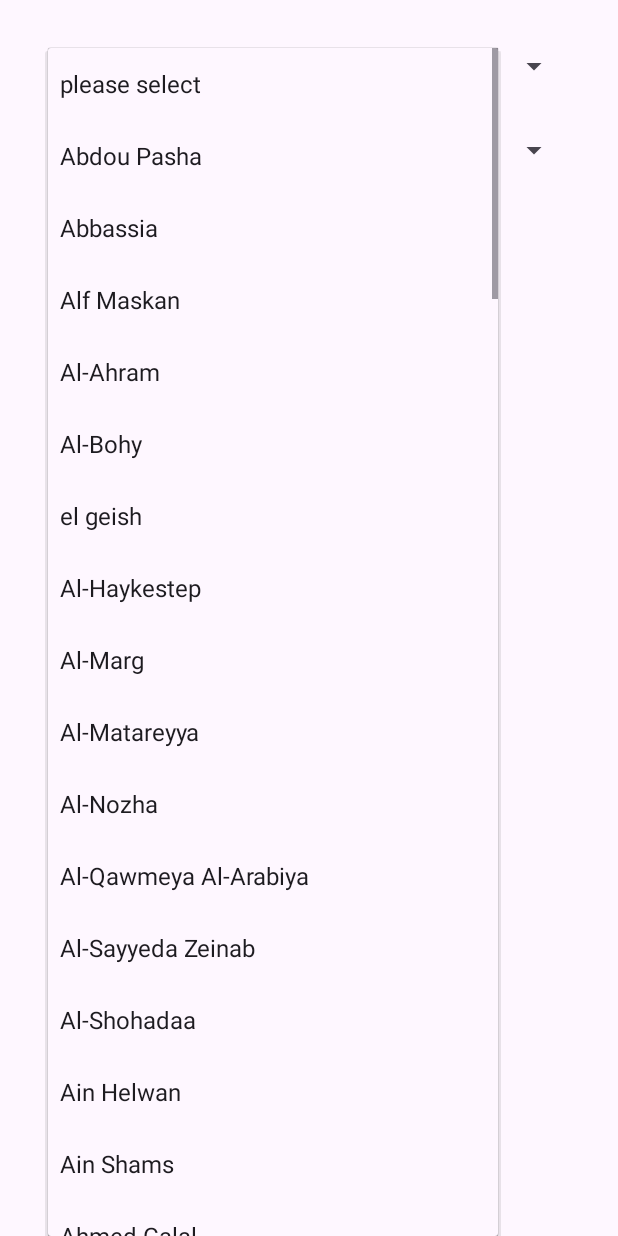
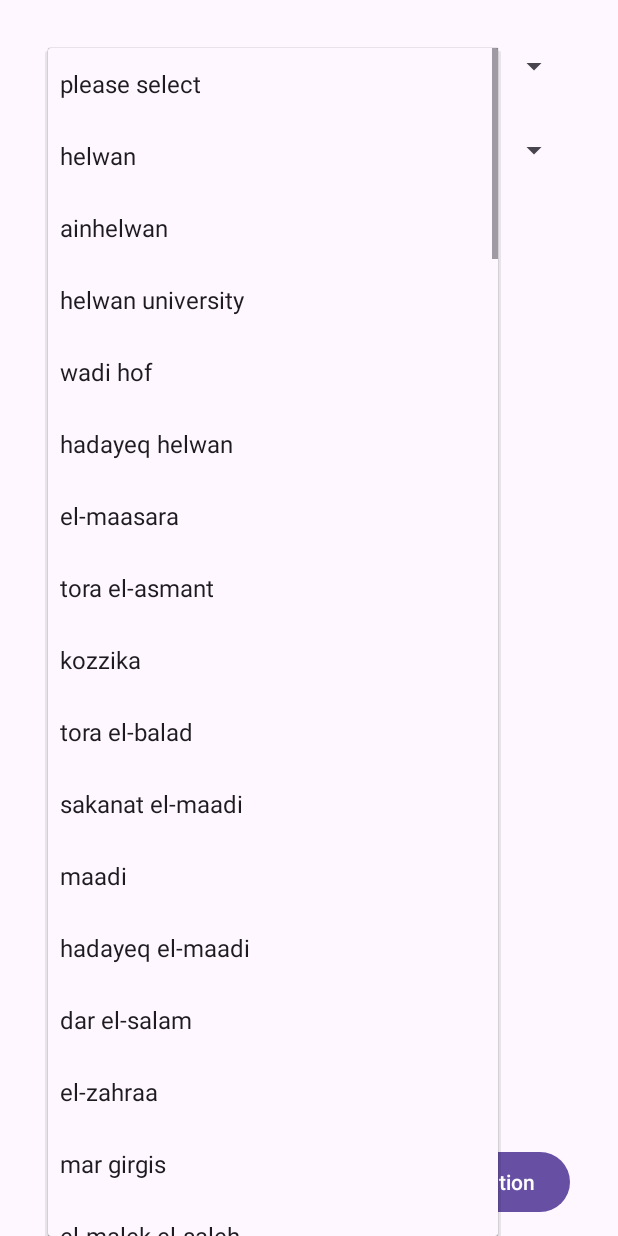
Before and after one commit to Samy-Hisham/Metro_App, an Android app: the screen it shows after launch (MainActivity), after a tap on "please select", on a phone screen of 412 x 824 dp. Run offline under Robolectric (Android 15) with nearby library versions, the phone set to English and light mode, and no system bars.

Commit message:
clear feature

```diff
--- a/app/src/main/java/com/example/samy/cairometro/MainActivity.java
+++ b/app/src/main/java/com/example/samy/cairometro/MainActivity.java
@@ -1,5 +1,6 @@
 package com.example.samy.cairometro;
 
+import android.annotation.SuppressLint;
 import android.content.Intent;
 import android.content.SharedPreferences;
 import android.os.Bundle;
@@ -19,9 +20,10 @@ public class MainActivity extends AppCompatActivity {
     private ActivityMainBinding binding;
 
     SharedPreferences pref;
-    int posStart;
-    int posArrival;
+    int posStart, posArrival;
+    String startStation, arrivalStation;
 
+    @SuppressLint("CommitPrefEdits")
     @Override
     protected void onCreate(Bundle savedInstanceState) {
         super.onCreate(savedInstanceState);
@@ -36,23 +38,29 @@ public class MainActivity extends AppCompatActivity {
 
         pref = getSharedPreferences("stations", MODE_PRIVATE);
 
+        posStart = pref.getInt("start pos", 0);
+        posArrival = pref.getInt("arrival pos", 0);
 
-        posStart = pref.getInt("start pos", -1);
-        posArrival = pref.getInt("arrival pos", -1);
-
-        if (posStart != -1) {
-            binding.startStation.setSelection(posStart);
-            binding.arrivalStation.setSelection(posArrival);
+        if (posStart != 0) {
+//            binding.startStation.setSelection(posStart);
+//            binding.arrivalStation.setSelection(posArrival);
+            startStation = binding.startStation.getItemAtPosition(posStart).toString();
+            arrivalStation = binding.arrivalStation.getItemAtPosition(posArrival).toString();
+            Intent intent = new Intent(this, ResultsActivity.class);
+            intent.putExtra("startStation", startStation);
+            intent.putExtra("arrivalStation", arrivalStation);
+            startActivity(intent);
+        } else {
+            pref.edit().clear();
         }
-
     }
 
     public void getResult(View view) {
 
-        String startStation = binding.startStation.getSelectedItem().toString().toLowerCase();
-        String arrivalStaion = binding.arrivalStation.getSelectedItem().toString().toLowerCase();
+        startStation = binding.startStation.getSelectedItem().toString().toLowerCase();
+        arrivalStation = binding.arrivalStation.getSelectedItem().toString().toLowerCase();
 
-        validation(startStation, arrivalStaion);
+        validation(startStation, arrivalStation);
 
         SharedPreferences.Editor editor = pref.edit();
         editor.putInt("start pos", binding.startStation.getSelectedItemPosition());
@@ -78,4 +86,22 @@ public class MainActivity extends AppCompatActivity {
             startActivity(intent);
         }
     }
+
+    public void clearData(View view) {
+
+        posStart = 0;
+        posArrival = 0;
+
+        startStation = "";
+        arrivalStation = "";
+        binding.startStation.setSelection(0);
+        binding.arrivalStation.setSelection(0);
+    }
+
+    public void change(View view) {
+
+        byte temp = (byte) binding.startStation.getSelectedItemPosition();
+        binding.startStation.setSelection(binding.arrivalStation.getSelectedItemPosition());
+        binding.arrivalStation.setSelection(temp);
+    }
 }
--- a/app/src/main/res/layout/activity_main.xml
+++ b/app/src/main/res/layout/activity_main.xml
@@ -20,30 +20,52 @@
         android:id="@+id/start_station"
         android:layout_width="match_parent"
         android:layout_height="wrap_content"
+        android:layout_marginHorizontal="32dp"
+        android:layout_marginTop="32dp"
         android:entries="@array/stations"
-        android:layout_marginHorizontal="32dp"
-        app:layout_constraintTop_toTopOf="parent"
-        android:layout_marginTop="32dp"
-         />
+        app:layout_constraintTop_toTopOf="parent" />
 
     <Spinner
         android:id="@+id/arrival_station"
-        android:entries="@array/stations"
         android:layout_width="match_parent"
         android:layout_height="wrap_content"
         android:layout_marginHorizontal="32dp"
         android:layout_marginTop="32dp"
+        android:entries="@array/stations"
         app:layout_constraintTop_toBottomOf="@+id/start_station" />
 
     <Button
         android:id="@+id/result_btn"
         android:layout_width="wrap_content"
         android:layout_height="wrap_content"
-        android:text="Result"
         android:layout_marginTop="32dp"
         android:onClick="getResult"
+        android:text="Result"
         app:layout_constraintEnd_toEndOf="parent"
         app:layout_constraintStart_toStartOf="parent"
         app:layout_constraintTop_toBottomOf="@+id/arrival_station" />
 
+    <Button
+        android:id="@+id/clear_btn"
+        android:layout_width="wrap_content"
+        android:layout_height="wrap_content"
+        android:layout_marginStart="32dp"
+        android:onClick="clearData"
+        android:text="Clear"
+        app:layout_constraintBottom_toBottomOf="parent"
+        app:layout_constraintStart_toStartOf="parent"
+        android:layout_marginBottom="12dp"
+        />
+
+    <Button
+        android:id="@+id/change_btn"
+        android:layout_width="wrap_content"
+        android:layout_height="wrap_content"
+        android:layout_marginEnd="32dp"
+        android:onClick="change"
+        android:text="Change Station"
+        android:layout_marginBottom="12dp"
+        app:layout_constraintBottom_toBottomOf="parent"
+        app:layout_constraintEnd_toEndOf="parent"
+        />
 </androidx.constraintlayout.widget.ConstraintLayout>
--- a/app/src/main/res/values/strings.xml
+++ b/app/src/main/res/values/strings.xml
@@ -4,82 +4,97 @@
 
     <string-array name="stations">
         <item>please select</item>
-        <item>Abdou Pasha</item>
-        <item>Abbassia</item>
-        <item>Alf Maskan</item>
-        <item>Al-Ahram</item>
-        <item>Al-Bohy</item>
+        <item>helwan</item>
+        <item>ainhelwan</item>
+        <item>helwan university</item>
+        <item>wadi hof</item>
+        <item>hadayeq helwan</item>
+        <item>el-maasara</item>
+        <item>tora el-asmant</item>
+        <item>kozzika</item>
+        <item>tora el-balad</item>
+        <item>sakanat el-maadi</item>
+        <item>maadi</item>
+        <item>hadayeq el-maadi</item>
+        <item>dar el-salam</item>
+        <item>el-zahraa</item>
+        <item>mar girgis</item>
+        <item>el-malek el-saleh</item>
+        <item>alSayyeda zeinab</item>
+        <item>saad zaghloul</item>
+        <item>sadat</item>
+        <item>nasser</item>
+        <item>orabi</item>
+        <item>al-shohadaa</item>
+        <item>ghamra</item>
+        <item>el-demerdash</item>
+        <item>manshiet el-sadr</item>
+        <item>kobri el-qobba</item>
+        <item>hammamat el-qobba</item>
+        <item>saray el-qobba</item>
+        <item>hadayeq el-zaitoun</item>
+        <item>helmeyet el-zaitoun</item>
+        <item>el-matareyya</item>
+        <item>ain shams</item>
+        <item>ezbet el-nakhl</item>
+        <item>el-marg</item>
+        <item>new el-marg</item>
+        <item>el mounib</item>
+        <item>sakiat mekki</item>
+        <item>omm el misryeen</item>
+        <item>giza</item>
+        <item>"faisal</item>
+        <item>cairo university</item>
+        <item>el-bohooth</item>
+        <item>dokki</item>
+        <item>opera</item>
+        <item>sadat</item>
+        <item>naguib</item>
+        <item>attaba</item>
+        <item>al-shohadaa</item>
+        <item>massara</item>
+        <item>road el-farag</item>
+        <item>st.teresa</item>
+        <item>khalafawy</item>
+        <item>mezallat</item>
+        <item>koliet el-zeraa</item>
+        <item>shobra el kheima</item>
+        <item>airport</item>
+        <item>ahmed galal</item>
+        <item>adly mansour</item>
+        <item>el haykestep</item>
+        <item>omar ibn el-khattab</item>
+        <item>qobaa</item>
+        <item>hesham barakat</item>
+        <item>el-nozha</item>
+        <item>nadi el-shams</item>
+        <item>alf maskan</item>
+        <item>heliopolis square</item>
+        <item>haroun</item>
+        <item>al-ahram</item>
+        <item>koleyet el-banat</item>
+        <item>stadium</item>
+        <item>fair zone</item>
+        <item>abbassia</item>
+        <item>abdou pasha</item>
         <item>el geish</item>
-        <item>Al-Haykestep</item>
-        <item>Al-Marg</item>
-        <item>Al-Matareyya</item>
-        <item>Al-Nozha</item>
-        <item>Al-Qawmeya Al-Arabiya</item>
-        <item>Al-Sayyeda Zeinab</item>
-        <item>Al-Shohadaa</item>
-        <item>Ain Helwan</item>
-        <item>Ain Shams</item>
-        <item>Ahmed Galal</item>
-        <item>Attaba</item>
-        <item>Bab El Shaaria</item>
-        <item>Bulaq El-Dakroor</item>
-        <item>Cairo University</item>
-        <item>Dokki</item>
-        <item>Dar El-Salam</item>
-        <item>Ain El Helwan</item>
-        <item>Ezbet El-Nakhl</item>
-        <item>Faisal</item>
-        <item>Fair Zone</item>
-        <item>Gamaat El Dowal Al-Arabiya</item>
-        <item>Ghamra</item>
-        <item>Giza</item>
-        <item>Hadayeq El-Maadi</item>
-        <item>Hadayeq El-Zaitoun</item>
-        <item>Hadayeq Helwan</item>
-        <item>Hammamat El-Qobba</item>
-        <item>Haroun</item>
-        <item>Heliopolis Square</item>
-        <item>Helmeyet El-Zaitoun</item>
-        <item>Helwan</item>
-        <item>Helwan University</item>
-        <item>Hesham Barakat</item>
-        <item>Imbaba</item>
-        <item>Kit Kat</item>
-        <item>Koleyet El-Zeraa</item>
-        <item>Kobri El-Qobba</item>
-        <item>Kozzika</item>
-        <item>Maadi</item>
-        <item>Manshiet El-Sadr</item>
-        <item>Maspero</item>
-        <item>Massara</item>
-        <item>Mezallat</item>
-        <item>Naguib</item>
-        <item>Nadi El-Shams</item>
-        <item>Nasser</item>
-        <item>New El-Marg</item>
-        <item>Nozha</item>
-        <item>Omm El Misryeen</item>
-        <item>Opera</item>
-        <item>Orabi</item>
-        <item>Qobaa</item>
-        <item>Ring Road</item>
-        <item>Road El-Farag</item>
-        <item>Rod Al-Farag Axis</item>
-        <item>Sakiat Mekki</item>
-        <item>Sakanat El-Maadi</item>
-        <item>Saad Zaghloul</item>
-        <item>Sadat</item>
-        <item>Safaa Hegazy</item>
-        <item>Saray El-Qobba</item>
-        <item>St.Teresa </item>
-        <item>Teresa</item>
-        <item>Shobra El Kheima</item>
-        <item>Stadium</item>
-        <item>Sudan Street</item>
-        <item>Tora El-Asmant</item>
-        <item>Tora El-Balad</item>
-        <item>Wadi Hof</item>
-        <item>Wadi El-Nil</item>
-        <item>Zahraa</item>
+        <item>bab el shaaria</item>
+        <item>attaba</item>
+        <item>nasser</item>
+        <item>maspero</item>
+        <item>safaa hegazy</item>
+        <item>kit kat</item>
+        <item>cairo university</item>
+        <item>bulaq el-dakroor</item>
+        <item>gamaat el dowal al-arabiya</item>
+        <item>wadi el-nil</item>
+        <item>el-tawfikeya</item>
+        <item>kit kat</item>
+        <item>sudan street</item>
+        <item>imbaba</item>
+        <item>el-bohy</item>
+        <item>al-qawmeya al-arabiya</item>
+        <item>ring road</item>
+        <item>rod al-farag axis</item>
     </string-array>
 </resources>
```
Also changed, not shown: app/src/main/java/com/example/samy/cairometro/ResultsActivity.java (+98 -49 lines), app/src/main/res/layout/activity_results.xml (+9 -9 lines). Lines whose indentation alone changed are shown as unchanged.
